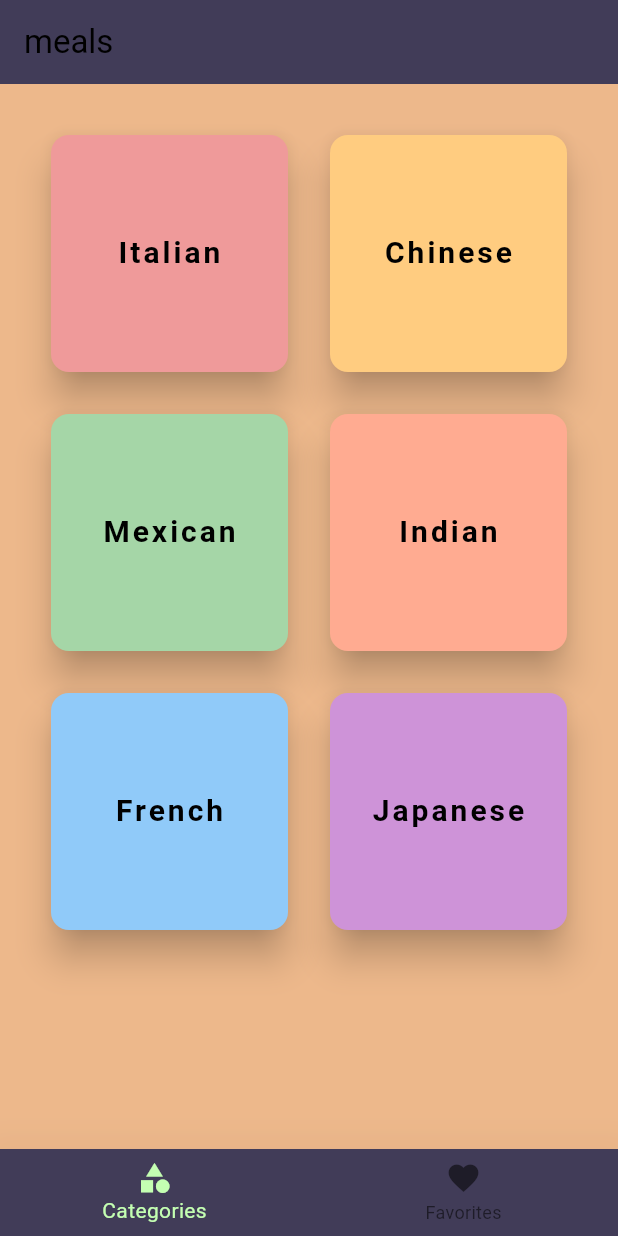
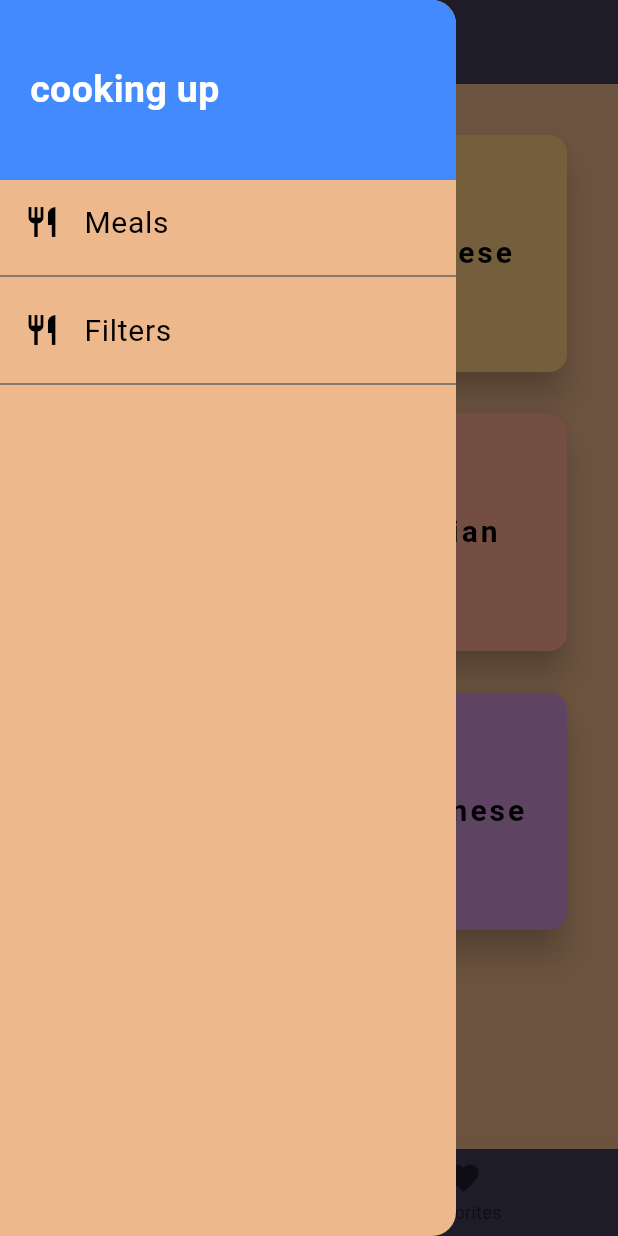
Before and after one commit to abdallah-alamoudi/food_flutter_app, a Flutter app: the screen it shows after launch, with the side drawer open (before the commit the screen has no drawer), on a phone screen of 412 x 824 dp. Run offline on Flutter 3.47's test engine with Material 3 defaults, Android fonts, the phone set to English and light mode, and no system bars.

Commit message:
add drawer

```diff
--- a/lib/main.dart
+++ b/lib/main.dart
@@ -1,4 +1,6 @@
 import 'package:flutter/material.dart';
+import 'package:food/screens/categories_screen.dart';
+import 'package:food/screens/filters_screen.dart';
 import 'package:food/screens/meal_details_screen.dart';
 import 'package:food/screens/meals_screen.dart';
 import 'package:food/screens/tabs_screen.dart';
@@ -31,8 +33,10 @@ class App extends StatelessWidget {
       title: "food",
       routes: {
         "/": (ctx) => TabsScreen(),
+        CategoriesScreen.routeName: (ctx) => CategoriesScreen(),
         MealsScreen.routeName: (ctx) => MealsScreen(),
         MealDetailsScreen.routeName: (ctx) => MealDetailsScreen(),
+        FiltersScreen.routeName: (ctx) => FiltersScreen(),
       },
     );
   }
--- a/lib/screens/categories_screen.dart
+++ b/lib/screens/categories_screen.dart
@@ -4,6 +4,7 @@ import 'package:food/models/food_category.dart';
 import 'package:food/widget/category_item.dart';
 
 class CategoriesScreen extends StatelessWidget {
+  static const routeName = "/categories";
   const CategoriesScreen({super.key});
 
   @override
--- /dev/null
+++ b/lib/screens/filters_screen.dart
@@ -0,0 +1,19 @@
+import 'package:flutter/material.dart';
+import 'package:food/widget/app_bar.dart';
+import 'package:food/widget/main_drawer.dart';
+
+class FiltersScreen extends StatelessWidget {
+  static const routeName = "/filters";
+  const FiltersScreen({super.key});
+
+  @override
+  Widget build(BuildContext context) {
+    return Scaffold(
+      appBar: MyAppBar(title: "Filters"),
+      drawer: MainDrawer(),
+      body: Container(
+        child: Text("filters"),
+      ),
+    );
+  }
+}
--- a/lib/screens/tabs_screen.dart
+++ b/lib/screens/tabs_screen.dart
@@ -2,6 +2,7 @@ import 'package:flutter/material.dart';
 import 'package:food/screens/categories_screen.dart';
 import 'package:food/screens/fav_screen.dart';
 import 'package:food/widget/app_bar.dart';
+import 'package:food/widget/main_drawer.dart';
 
 class TabsScreen extends StatefulWidget {
   const TabsScreen({super.key});
@@ -26,6 +27,7 @@ class _TabsScreenState extends State<TabsScreen> {
   Widget build(BuildContext context) {
     return Scaffold(
       appBar: MyAppBar(title: "meals"),
+      drawer: MainDrawer(),
       body: _pages[_currIndex]["page"],
       bottomNavigationBar: BottomNavigationBar(
         items: [
--- /dev/null
+++ b/lib/widget/main_drawer.dart
@@ -0,0 +1,57 @@
+import 'package:flutter/material.dart';
+import 'package:food/screens/categories_screen.dart';
+import 'package:food/screens/filters_screen.dart';
+
+class MainDrawer extends StatelessWidget {
+  const MainDrawer({super.key});
+
+  Widget buildListTile(
+      BuildContext context, String title, void Function()? onTab) {
+    return Column(children: [
+      ListTile(
+        leading: Icon(Icons.restaurant),
+        title: Text(
+          title,
+          style: TextStyle(
+            fontSize: 20,
+          ),
+        ),
+        onTap: onTab,
+      ),
+      Divider(
+        color: const Color.fromARGB(255, 100, 100, 100),
+      )
+    ]);
+  }
+
+  @override
+  Widget build(BuildContext context) {
+    return Drawer(
+      child: Column(
+        children: [
+          Container(
+            width: double.infinity,
+            height: 120,
+            color: Theme.of(context).primaryColor,
+            padding: EdgeInsets.all(20),
+            alignment: Alignment.centerLeft,
+            child: Text(
+              "cooking up",
+              style: TextStyle(
+                  color: Colors.white,
+                  fontWeight: FontWeight.bold,
+                  fontSize: 25),
+            ),
+          ),
+          buildListTile(context, "Meals", () {
+            Navigator.of(context).pushNamedAndRemoveUntil("/", (_) => false);
+          }),
+          buildListTile(context, "Filters", () {
+            Navigator.of(context)
+                .pushNamedAndRemoveUntil(FiltersScreen.routeName, (_) => false);
+          })
+        ],
+      ),
+    );
+  }
+}
```
